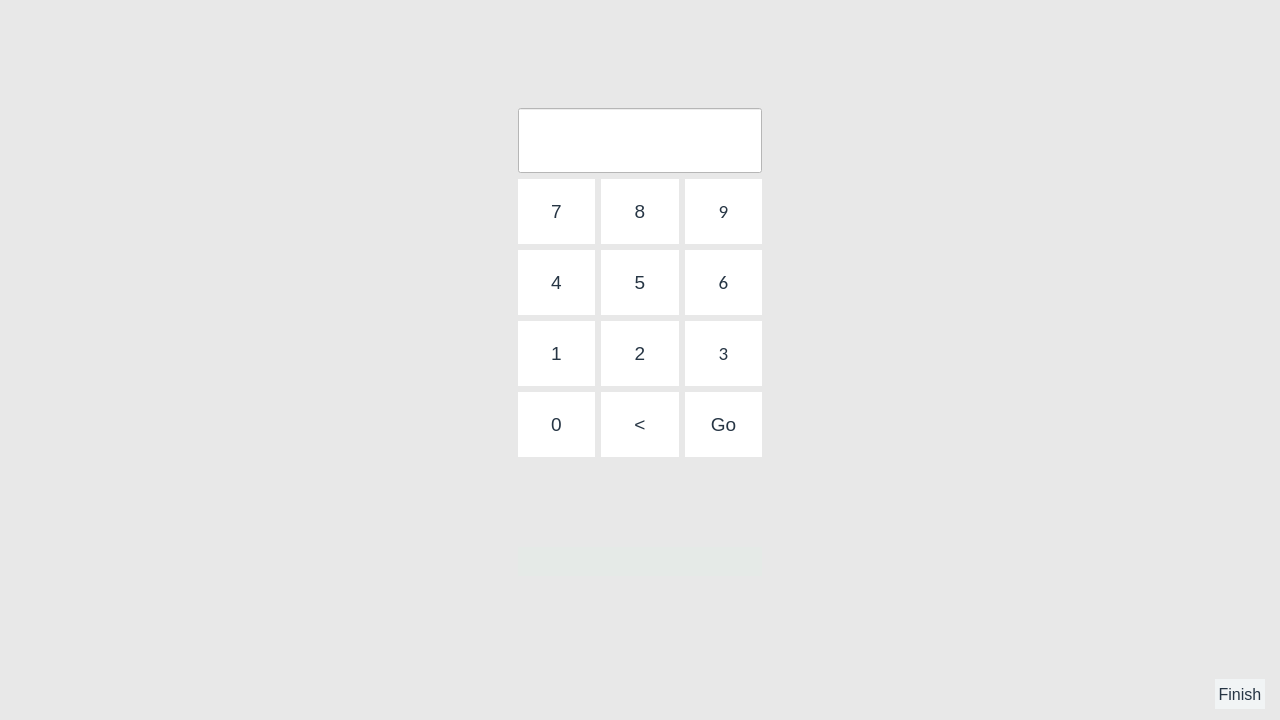
Before: the Qt Designer form Source/Time-Track/mainform.ui in joshuawootonn/time-track, drawn with Qt 5.
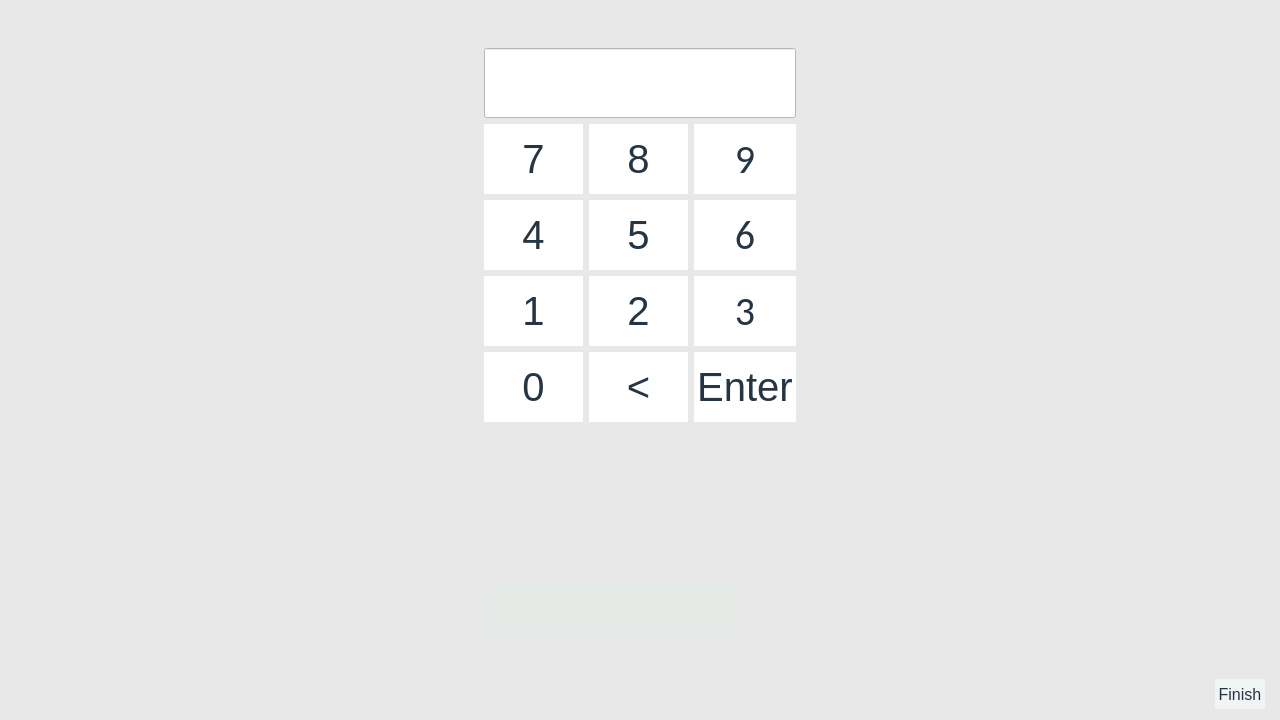
After: the same form once the commit is applied. The open tabs and pages were chosen to show the change.

The edit to the form file:
```diff
--- a/Source/Time-Track/mainform.ui
+++ b/Source/Time-Track/mainform.ui
@@ -150,7 +150,13 @@
      </property>
      <widget class="QWidget" name="loginPage">
       <property name="styleSheet">
-       <string notr="true">
+       <string notr="true">*{
+font-family:&quot;Calibri&quot;;
+font-size: 40px;
+color:#263544;
+
+
+}
 
 QPushButton{
 padding:3px;
@@ -160,7 +166,7 @@
 QLineEdit{ 
 background-color:#FFF;
  border: 0px solid 263544;	
-font-size: 32px;
+font-size: 42px;
 }
 QLineEdit:hover{ 
 background-color:#FFFFFF;
@@ -174,12 +180,7 @@
 
 #E5EAE7
 */
-*{
-font-family:&quot;Calibri&quot;;
-font-size: 19px;
-color:#263544;
 
-}
 QPushButton#basicPageConnect{
 padding:3px;
 border:none;
@@ -224,8 +225,8 @@
               <widget class="QPushButton" name="Login8">
                <property name="minimumSize">
                 <size>
-                 <width>65</width>
-                 <height>65</height>
+                 <width>70</width>
+                 <height>70</height>
                 </size>
                </property>
                <property name="text">
@@ -237,8 +238,8 @@
               <widget class="QPushButton" name="Login2">
                <property name="minimumSize">
                 <size>
-                 <width>65</width>
-                 <height>65</height>
+                 <width>70</width>
+                 <height>70</height>
                 </size>
                </property>
                <property name="text">
@@ -250,8 +251,8 @@
               <widget class="QPushButton" name="Login4">
                <property name="minimumSize">
                 <size>
-                 <width>65</width>
-                 <height>65</height>
+                 <width>70</width>
+                 <height>70</height>
                 </size>
                </property>
                <property name="text">
@@ -263,8 +264,8 @@
               <widget class="QPushButton" name="Login7">
                <property name="minimumSize">
                 <size>
-                 <width>65</width>
-                 <height>65</height>
+                 <width>70</width>
+                 <height>70</height>
                 </size>
                </property>
                <property name="text">
@@ -276,8 +277,8 @@
               <widget class="QPushButton" name="Login6">
                <property name="minimumSize">
                 <size>
-                 <width>65</width>
-                 <height>65</height>
+                 <width>70</width>
+                 <height>70</height>
                 </size>
                </property>
                <property name="font">
@@ -295,8 +296,8 @@
               <widget class="QPushButton" name="Login5">
                <property name="minimumSize">
                 <size>
-                 <width>65</width>
-                 <height>65</height>
+                 <width>70</width>
+                 <height>70</height>
                 </size>
                </property>
                <property name="text">
@@ -308,8 +309,8 @@
               <widget class="QPushButton" name="Login1">
                <property name="minimumSize">
                 <size>
-                 <width>65</width>
-                 <height>65</height>
+                 <width>70</width>
+                 <height>70</height>
                 </size>
                </property>
                <property name="text">
@@ -321,8 +322,8 @@
               <widget class="QPushButton" name="Login9">
                <property name="minimumSize">
                 <size>
-                 <width>65</width>
-                 <height>65</height>
+                 <width>70</width>
+                 <height>70</height>
                 </size>
                </property>
                <property name="font">
@@ -340,8 +341,8 @@
               <widget class="QPushButton" name="Login0">
                <property name="minimumSize">
                 <size>
-                 <width>65</width>
-                 <height>65</height>
+                 <width>70</width>
+                 <height>70</height>
                 </size>
                </property>
                <property name="text">
@@ -353,8 +354,8 @@
               <widget class="QPushButton" name="LoginBack">
                <property name="minimumSize">
                 <size>
-                 <width>65</width>
-                 <height>65</height>
+                 <width>70</width>
+                 <height>70</height>
                 </size>
                </property>
                <property name="text">
@@ -366,8 +367,8 @@
               <widget class="QPushButton" name="Login3">
                <property name="minimumSize">
                 <size>
-                 <width>65</width>
-                 <height>65</height>
+                 <width>70</width>
+                 <height>70</height>
                 </size>
                </property>
                <property name="font">
@@ -385,12 +386,12 @@
               <widget class="QPushButton" name="LoginGo">
                <property name="minimumSize">
                 <size>
-                 <width>65</width>
-                 <height>65</height>
+                 <width>70</width>
+                 <height>70</height>
                 </size>
                </property>
                <property name="text">
-                <string>Go</string>
+                <string>Enter</string>
                </property>
               </widget>
              </item>
@@ -423,8 +424,8 @@
              <widget class="QLineEdit" name="passEdit">
               <property name="minimumSize">
                <size>
-                <width>0</width>
-                <height>65</height>
+                <width>70</width>
+                <height>70</height>
                </size>
               </property>
               <property name="font">
```
